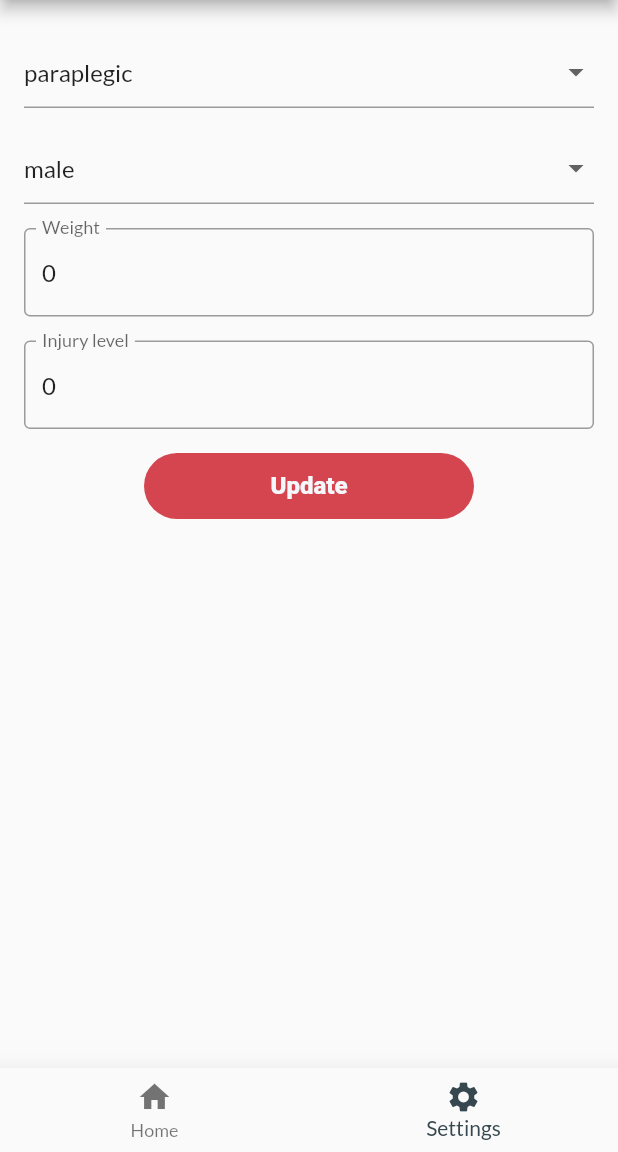
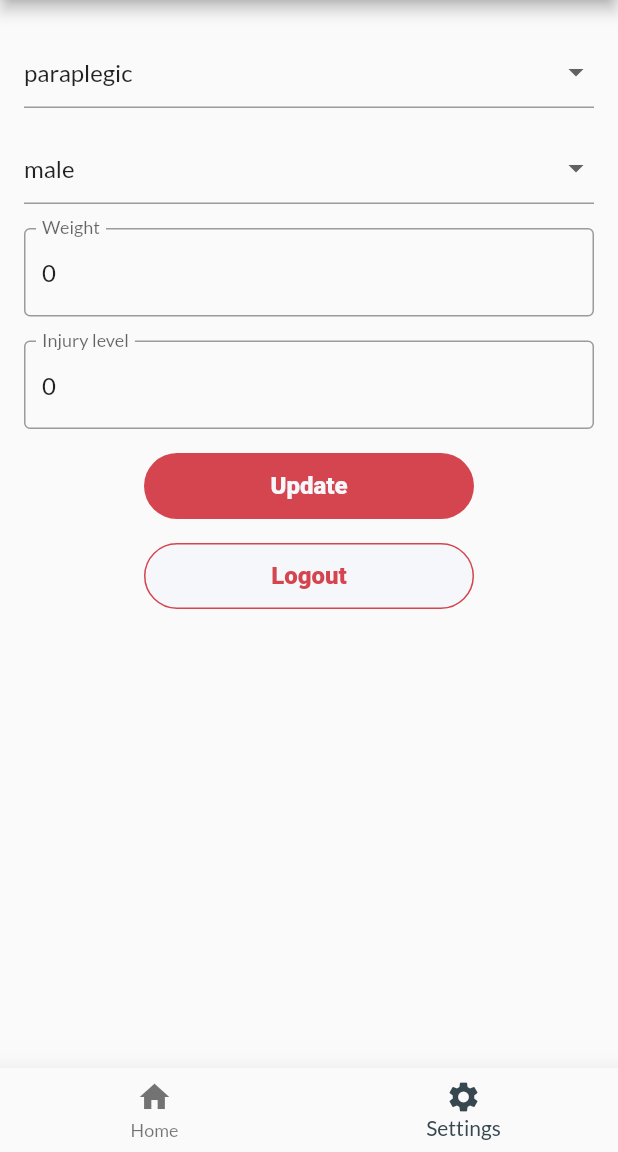
Before and after one commit to hci-gu/sci-project, a Flutter app: the MainScreen screen opened by its route, item 2 of the bottom bar chosen, on a phone screen of 412 x 824 dp, the part 84-1236 px from its top. Run offline on Flutter 3.47's test engine with Material 2 defaults, Android fonts, the phone set to English and light mode, and no system bars; drawn by our look-alikes of reactive_forms; our stand-ins replace dio, fl_chart, flutter_hooks, go_router, hexcolor, pull_to_refresh and 2 more; missing offline and left inert: push; accounts and stored records are empty; statements that could not run were skipped.

Commit message:
push fix, auto-login fix, update login screen with link to fitbit

```diff
--- a/app/lib/main.dart
+++ b/app/lib/main.dart
@@ -17,7 +17,7 @@ void main() async {
   final auth = AuthModel();
   final push = PushModel();
   await auth.init();
-  await push.init();
+  await push.init(auth.loggedIn);
   runApp(App(auth: auth, push: push));
 }
 
@@ -86,7 +86,9 @@ class App extends StatelessWidget {
       ),
     ],
     redirect: (state) {
-      if (!auth.loggedIn && state.location == '/') {
+      if (auth.loggedIn && state.location != '/') {
+        return '/';
+      } else if (!auth.loggedIn && state.location == '/') {
         return '/login';
       }
       return null;
--- a/app/lib/models/push.dart
+++ b/app/lib/models/push.dart
@@ -7,13 +7,13 @@ class PushModel extends ChangeNotifier {
   bool _inited = false;
   bool _shouldAsk = false;
 
-  init() async {
+  init(bool loggedIn) async {
     _inited = true;
 
     _shouldAsk = await Storage.getNotificationRequest() == null;
 
     String? deviceToken = await token;
-    if (deviceToken != null && deviceToken.isNotEmpty) {
+    if (deviceToken != null && deviceToken.isNotEmpty && loggedIn) {
       await Api().updateUser({
         'deviceId': deviceToken,
       });
--- a/app/lib/screens/settings.dart
+++ b/app/lib/screens/settings.dart
@@ -91,6 +91,8 @@ class UserSettings extends StatelessWidget {
             ),
             const SizedBox(height: 16),
             _submitButton(context, form),
+            const SizedBox(height: 16),
+            _logoutButton(context),
           ],
         );
       },
@@ -123,4 +125,16 @@ class UserSettings extends StatelessWidget {
       },
     );
   }
+
+  Widget _logoutButton(BuildContext context) {
+    return Button(
+      title: 'Logout',
+      width: 220,
+      secondary: true,
+      onPressed: () async {
+        FocusManager.instance.primaryFocus?.unfocus();
+        await auth.logout();
+      },
+    );
+  }
 }
--- a/app/pubspec.yaml
+++ b/app/pubspec.yaml
@@ -3,7 +3,7 @@ description: A new Flutter project.
 
 publish_to: 'none'
 
-version: 1.1.0+4
+version: 1.1.1+5
 
 environment:
   sdk: ">=2.15.1 <3.0.0"
@@ -26,6 +26,7 @@ dependencies:
   reactive_forms: ^13.0.0
   pull_to_refresh: ^2.0.0
   hexcolor: ^2.0.7
+  url_launcher: ^6.1.3
 
 dev_dependencies:
   flutter_test:
@@ -35,6 +36,8 @@ dev_dependencies:
 
 flutter:
   uses-material-design: true
+  assets:
+    - assets/png/
   fonts:
     - family: Lato
       fonts:
```
Also changed, not shown: app/lib/screens/login.dart (+51 -2 lines), app/pubspec.lock, 37 other files.
